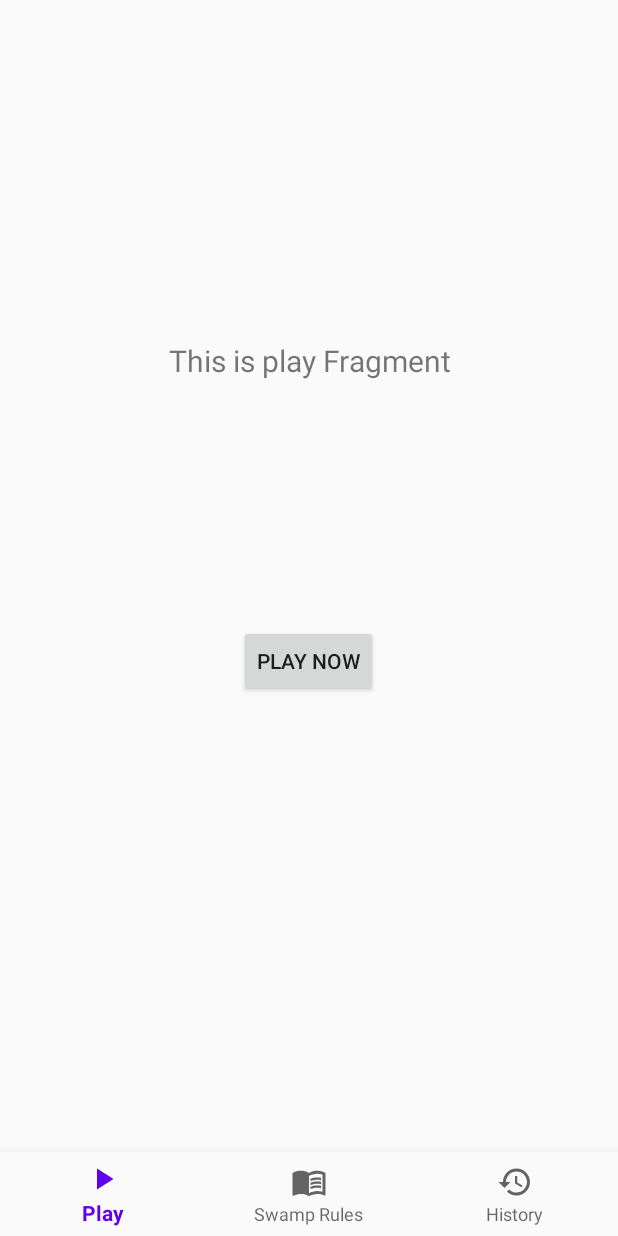
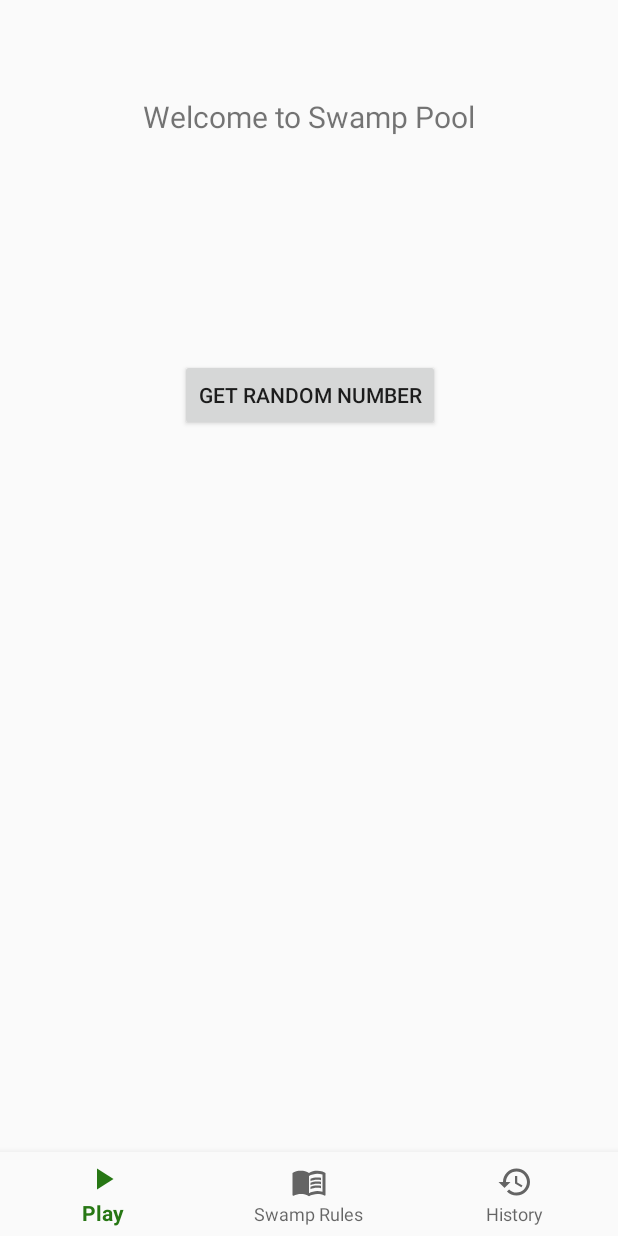
Before and after one commit to henrySwin/swampPool, an Android app: the screen it shows after launch (MainActivity), on a phone screen of 412 x 824 dp. Run offline under Robolectric (Android 15) with nearby library versions, the phone set to English and light mode, and no system bars; our stand-ins replace navigation-ui.

Commit message:
Add random ball functionality

```diff
--- a/app/src/main/java/com/example/swamppool/MainActivity.kt
+++ b/app/src/main/java/com/example/swamppool/MainActivity.kt
@@ -4,6 +4,8 @@ import android.os.Bundle
 import com.google.android.material.bottomnavigation.BottomNavigationView
 import androidx.appcompat.app.AppCompatActivity
 import androidx.navigation.findNavController
+import androidx.navigation.ui.AppBarConfiguration
+import androidx.navigation.ui.setupActionBarWithNavController
 import androidx.navigation.ui.setupWithNavController
 
 class MainActivity : AppCompatActivity() {
@@ -11,9 +13,14 @@ class MainActivity : AppCompatActivity() {
     override fun onCreate(savedInstanceState: Bundle?) {
         super.onCreate(savedInstanceState)
         setContentView(R.layout.activity_main)
+        val navView: BottomNavigationView = findViewById(R.id.nav_view)
 
-        val navView: BottomNavigationView = findViewById(R.id.nav_view)
         val navController = findNavController(R.id.nav_host_fragment)
+        // Passing each menu ID as a set of Ids because each
+        // menu should be considered as top level destinations.
+        val appBarConfiguration = AppBarConfiguration(setOf(
+                R.id.navigation_home, R.id.navigation_dashboard, R.id.navigation_notifications))
+        //setupActionBarWithNavController(navController, appBarConfiguration)
         navView.setupWithNavController(navController)
     }
 }
--- a/app/src/main/java/com/example/swamppool/ui/play/PlayViewModel.kt
+++ b/app/src/main/java/com/example/swamppool/ui/play/PlayViewModel.kt
@@ -7,7 +7,7 @@ import androidx.lifecycle.ViewModel
 class PlayViewModel : ViewModel() {
 
     private val _text = MutableLiveData<String>().apply {
-        value = "This is play Fragment"
+        value = "Welcome to Swamp Pool"
     }
     val text: LiveData<String> = _text
 }
--- a/app/src/main/res/layout/fragment_play.xml
+++ b/app/src/main/res/layout/fragment_play.xml
@@ -13,6 +13,7 @@
         android:layout_marginStart="8dp"
         android:layout_marginTop="8dp"
         android:layout_marginEnd="8dp"
+        android:text="Welcome to Swamp Pool"
         android:textAlignment="center"
         android:textSize="20sp"
         app:layout_constraintBottom_toBottomOf="parent"
@@ -20,7 +21,7 @@
         app:layout_constraintHorizontal_bias="1.0"
         app:layout_constraintStart_toStartOf="parent"
         app:layout_constraintTop_toTopOf="parent"
-        app:layout_constraintVertical_bias="0.222" />
+        app:layout_constraintVertical_bias="0.0" />
 
     <Button
         android:id="@+id/button"
@@ -29,10 +30,12 @@
         android:layout_marginStart="161dp"
         android:layout_marginTop="148dp"
         android:layout_marginEnd="162dp"
-        android:layout_marginBottom="345dp"
-        android:text="Play Now"
+        android:layout_marginBottom="340dp"
+        android:text="@string/play_now"
         app:layout_constraintBottom_toBottomOf="parent"
         app:layout_constraintEnd_toEndOf="parent"
+        app:layout_constraintHorizontal_bias="0.494"
         app:layout_constraintStart_toStartOf="parent"
-        app:layout_constraintTop_toBottomOf="@+id/text_home" />
+        app:layout_constraintTop_toBottomOf="@+id/text_home"
+        app:layout_constraintVertical_bias="0.0" />
 </androidx.constraintlayout.widget.ConstraintLayout>
--- a/app/src/main/res/values/colors.xml
+++ b/app/src/main/res/values/colors.xml
@@ -1,6 +1,6 @@
 <?xml version="1.0" encoding="utf-8"?>
 <resources>
-    <color name="colorPrimary">#6200EE</color>
-    <color name="colorPrimaryDark">#3700B3</color>
+    <color name="colorPrimary">#277714</color>
+    <color name="colorPrimaryDark">#36594A</color>
     <color name="colorAccent">#03DAC5</color>
 </resources>
--- a/app/src/main/res/values/strings.xml
+++ b/app/src/main/res/values/strings.xml
@@ -1,6 +1,10 @@
 <resources>
+    <!--Titles-->
     <string name="app_name">Swamp Pool</string>
     <string name="title_play">Play</string>
     <string name="title_rules">Swamp Rules</string>
     <string name="title_history">History</string>
+
+    <!--Play fragment-->
+    <string name="play_now">Get Random Number</string>
 </resources>
--- a/app/src/main/res/values/styles.xml
+++ b/app/src/main/res/values/styles.xml
@@ -6,5 +6,6 @@
         <item name="colorPrimaryDark">@color/colorPrimaryDark</item>
         <item name="colorAccent">@color/colorAccent</item>
     </style>
-    <style name="AppTheme" parent="AppTheme.Base"></style>
+
+    <style name="AppTheme" parent="AppTheme.Base" />
 </resources>
```
Also changed, not shown: app/src/main/java/com/example/swamppool/ui/play/PlayFragment.kt (+30 -0 lines), app/src/main/java/com/example/swamppool/ui/history/HistoryViewModel.kt (line endings or trailing spaces), app/src/main/java/com/example/swamppool/ui/rules/RulesViewModel.kt (line endings or trailing spaces).
